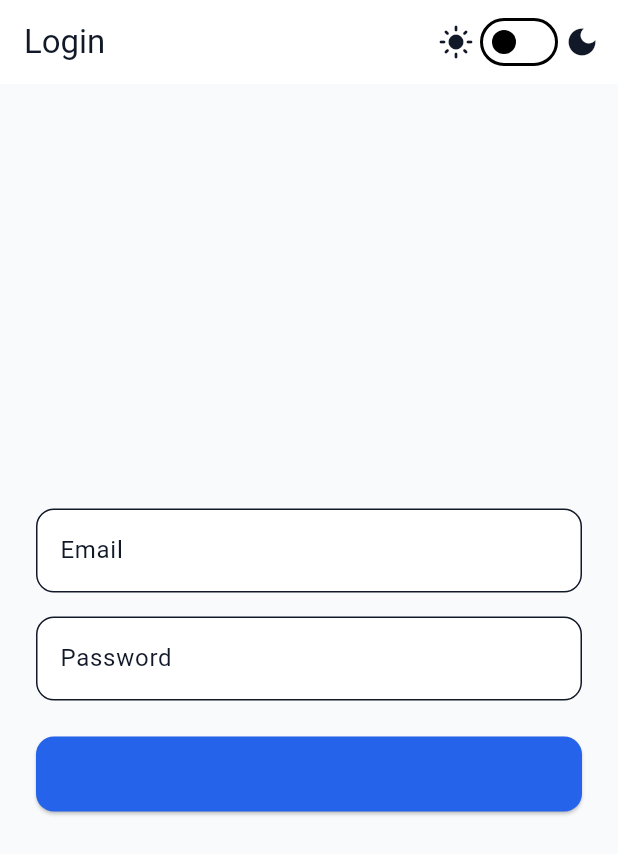
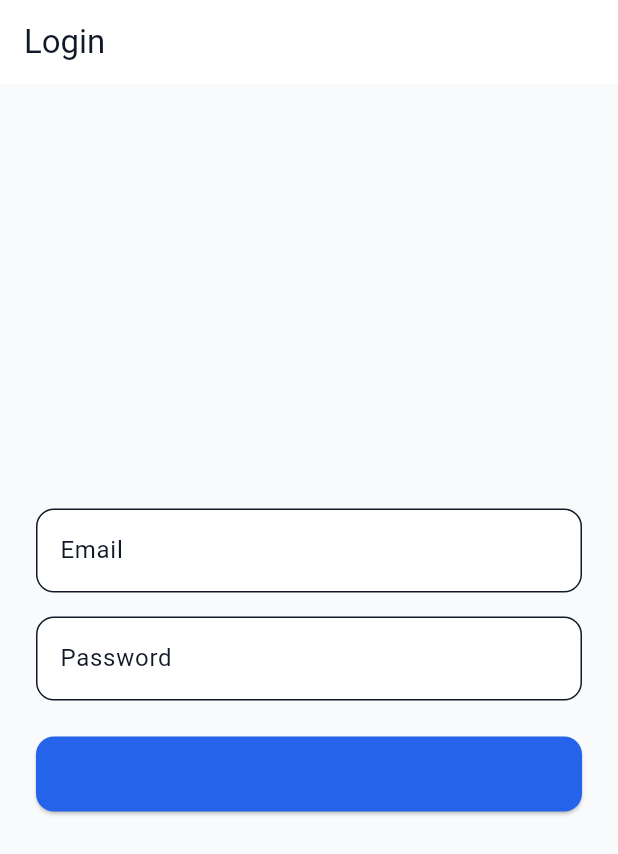
Before and after one commit to Badhon100/community, a Flutter app: the screen it shows after launch, on a phone screen of 412 x 824 dp. Shown: the top 854 px of the screen. Run offline on Flutter 3.47's test engine with Material 3 defaults, Android fonts, the phone set to English and light mode, and no system bars; our stand-ins replace dartz, dio, equatable, flutter_bloc, flutter_secure_storage, get_it and 2 more.

```diff
--- a/lib/app.dart
+++ b/lib/app.dart
@@ -1,54 +1,81 @@
-import 'package:community/di/injection.dart';
-import 'package:community/features/bottom_nav_bar/presentation/pages/bottom_nav_bar_page.dart';
 import 'package:flutter/material.dart';
 import 'package:flutter_bloc/flutter_bloc.dart';
-import 'package:community/core/bloc/bloc_providers.dart';
-import 'package:community/core/theme/app_theme.dart';
-import 'package:community/core/theme/theme_cubit.dart';
-import 'package:community/features/authenticaction/presentation/pages/login_page.dart';
+import 'core/bloc/bloc_providers.dart';
+import 'core/theme/app_theme.dart';
+import 'core/theme/theme_cubit.dart';
 import 'core/storage/secure_storage_service.dart';
 import 'core/storage/storage_keys.dart';
+import 'features/authenticaction/presentation/pages/login_page.dart';
+import 'features/bottom_nav_bar/presentation/pages/bottom_nav_bar_page.dart';
+import 'package:get_it/get_it.dart';
 
 class MyApp extends StatelessWidget {
   const MyApp({super.key});
 
-  Future<Widget> _getInitialPage() async {
-    final storage = sl<SecureStorageService>();
-    final token = await storage.getString(StorageKey.token);
+  @override
+  Widget build(BuildContext context) {
+    final storage = GetIt.I<SecureStorageService>();
 
-    if (token != null && token.isNotEmpty) {
-      return const BottomNavBarPage(); // token exists → go to home
-    } else {
-      return const LoginPage(); // no token → go to login
-    }
+    return MultiBlocProvider(
+      providers: AppBlocProviders.getProviders(),
+      child: MaterialAppBuilder(storage: storage),
+    );
+  }
+}
+
+class MaterialAppBuilder extends StatelessWidget {
+  final SecureStorageService storage;
+  const MaterialAppBuilder({super.key, required this.storage});
+
+  @override
+  Widget build(BuildContext context) {
+    final themeMode = context.watch<ThemeCubit>().state;
+
+    return MaterialApp(
+      theme: AppTheme.light,
+      darkTheme: AppTheme.dark,
+      themeMode: themeMode,
+      home: AuthChecker(storage: storage),
+    );
+  }
+}
+
+class AuthChecker extends StatefulWidget {
+  final SecureStorageService storage;
+  const AuthChecker({super.key, required this.storage});
+
+  @override
+  State<AuthChecker> createState() => _AuthCheckerState();
+}
+
+class _AuthCheckerState extends State<AuthChecker> {
+  String? token;
+  bool isLoading = true;
+
+  @override
+  void initState() {
+    super.initState();
+    checkToken();
+  }
+
+  Future<void> checkToken() async {
+    final t = await widget.storage.getString(StorageKey.token);
+    setState(() {
+      token = t;
+      isLoading = false;
+    });
   }
 
   @override
   Widget build(BuildContext context) {
-    return MultiBlocProvider(
-      providers: AppBlocProviders.getProviders(),
-      child: BlocBuilder<ThemeCubit, ThemeMode>(
-        builder: (context, themeMode) {
-          return FutureBuilder<Widget>(
-            future: _getInitialPage(),
-            builder: (context, snapshot) {
-              if (snapshot.connectionState == ConnectionState.waiting) {
-                return const MaterialApp(
-                  home: Scaffold(
-                    body: Center(child: CircularProgressIndicator()),
-                  ),
-                );
-              }
-              return MaterialApp(
-                theme: AppTheme.light,
-                darkTheme: AppTheme.dark,
-                themeMode: themeMode,
-                home: snapshot.data,
-              );
-            },
-          );
-        },
-      ),
-    );
+    if (isLoading) {
+      return const Scaffold(body: Center(child: CircularProgressIndicator()));
+    }
+
+    if (token != null && token!.isNotEmpty) {
+      return const BottomNavBarPage();
+    } else {
+      return const LoginPage();
+    }
   }
 }
--- a/lib/core/theme/theme_cubit.dart
+++ b/lib/core/theme/theme_cubit.dart
@@ -1,10 +1,27 @@
 import 'package:flutter/material.dart';
 import 'package:flutter_bloc/flutter_bloc.dart';
+import '../storage/secure_storage_service.dart';
+import '../storage/storage_keys.dart';
 
 class ThemeCubit extends Cubit<ThemeMode> {
-  ThemeCubit() : super(ThemeMode.light);
+  final SecureStorageService storage;
 
-  void toggleTheme() {
-    emit(state == ThemeMode.dark ? ThemeMode.light : ThemeMode.dark);
+  ThemeCubit({required this.storage}) : super(ThemeMode.system) {
+    _loadTheme();
+  }
+
+  void _loadTheme() async {
+    final isDark = await storage.getBool(StorageKey.darkMode);
+    if (isDark != null) {
+      emit(isDark ? ThemeMode.dark : ThemeMode.light);
+    }
+  }
+
+  void toggleTheme() async {
+    final newMode = state == ThemeMode.dark ? ThemeMode.light : ThemeMode.dark;
+    emit(newMode);
+
+    // Store in secure storage
+    await storage.setBool(StorageKey.darkMode, newMode == ThemeMode.dark);
   }
 }
--- a/lib/di/injection.dart
+++ b/lib/di/injection.dart
@@ -43,7 +43,8 @@ Future<void> setupInjection() async {
   sl.registerLazySingleton<NetworkInfo>(() => NetworkInfoImpl(sl()));
 
   // Theme Cubit
-  sl.registerLazySingleton(() => ThemeCubit());
+  SecureStorageService(const FlutterSecureStorage());
+  sl.registerLazySingleton(() => ThemeCubit(storage: sl()));
 
   //Bottom Nav Bar Bloc
   sl.registerFactory(() => BottomNavBarBloc());
--- a/lib/features/authenticaction/presentation/pages/login_page.dart
+++ b/lib/features/authenticaction/presentation/pages/login_page.dart
@@ -3,7 +3,6 @@ import 'package:community/core/widgets/custom_widgets.dart';
 import 'package:community/features/authenticaction/presentation/bloc/auth/auth_bloc.dart';
 import 'package:flutter/material.dart';
 import 'package:flutter_bloc/flutter_bloc.dart';
-import '../../../../core/theme/theme_cubit.dart';
 
 class LoginPage extends StatefulWidget {
   const LoginPage({super.key});
@@ -22,22 +21,6 @@ class _LoginPageState extends State<LoginPage> {
     return Scaffold(
       appBar: AppBar(
         title: const Text('Login'),
-        actions: [
-          Row(
-            children: [
-              const Icon(Icons.light_mode),
-              Switch(
-                value: context.watch<ThemeCubit>().state == ThemeMode.dark,
-                onChanged: (_) {
-                  context.read<ThemeCubit>().toggleTheme();
-                },
-              ),
-
-              const Icon(Icons.dark_mode),
-            ],
-          ),
-          const SizedBox(width: 12),
-        ],
       ),
       body: BlocListener<AuthBloc, AuthState>(
         listener: (context, state) {
```
Also changed, not shown: lib/features/bottom_nav_bar/presentation/pages/bottom_nav_bar_page.dart (+19 -16 lines), lib/features/profile/presentation/pages/profile_page.dart (added, +38 -0 lines), lib/features/profile/data/data_sources/profile_remote_data_source.dart (added), lib/features/profile/data/models/profile_model.dart (added), lib/features/profile/data/repositories/profile_repository_impl.dart (added), lib/features/profile/domain/entities/profile_user_entity.dart (added), lib/features/profile/domain/repositories/profile_repository.dart (added), lib/features/profile/domain/usecases/profile_usecase.dart (added).
